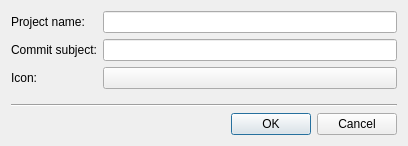
Old version of the form applets/kdeobservatory/src/ui/kdeobservatoryconfigproject.ui in the repository KDE/kdeplasma-addons.
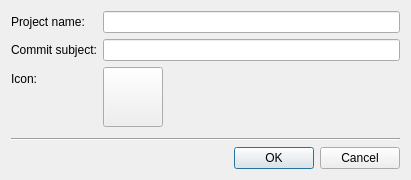
New version of the form. Custom widgets are drawn as their Qt base class.

What changed in the file:
```diff
--- a/applets/kdeobservatory/src/ui/kdeobservatoryconfigproject.ui
+++ b/applets/kdeobservatory/src/ui/kdeobservatoryconfigproject.ui
@@ -6,8 +6,8 @@
    <rect>
     <x>0</x>
     <y>0</y>
-    <width>408</width>
-    <height>146</height>
+    <width>411</width>
+    <height>180</height>
    </rect>
   </property>
   <property name="sizePolicy">
@@ -18,14 +18,8 @@
   </property>
   <property name="minimumSize">
    <size>
-    <width>0</width>
-    <height>146</height>
-   </size>
-  </property>
-  <property name="maximumSize">
-   <size>
-    <width>16777215</width>
-    <height>146</height>
+    <width>411</width>
+    <height>180</height>
    </size>
   </property>
   <property name="windowTitle">
@@ -62,7 +56,26 @@
       </widget>
      </item>
      <item row="2" column="1">
-      <widget class="KIconButton" name="kiconbutton"/>
+      <widget class="KIconButton" name="icon">
+       <property name="sizePolicy">
+        <sizepolicy hsizetype="Fixed" vsizetype="Fixed">
+         <horstretch>0</horstretch>
+         <verstretch>0</verstretch>
+        </sizepolicy>
+       </property>
+       <property name="minimumSize">
+        <size>
+         <width>60</width>
+         <height>60</height>
+        </size>
+       </property>
+       <property name="maximumSize">
+        <size>
+         <width>60</width>
+         <height>60</height>
+        </size>
+       </property>
+      </widget>
      </item>
     </layout>
    </item>
```
Left out of the diff: 2 changed lines with no effect on the pictures.
